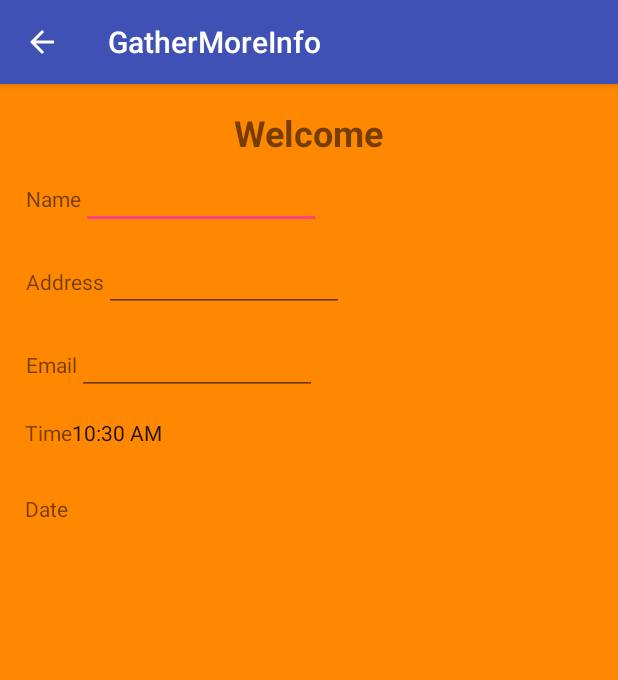
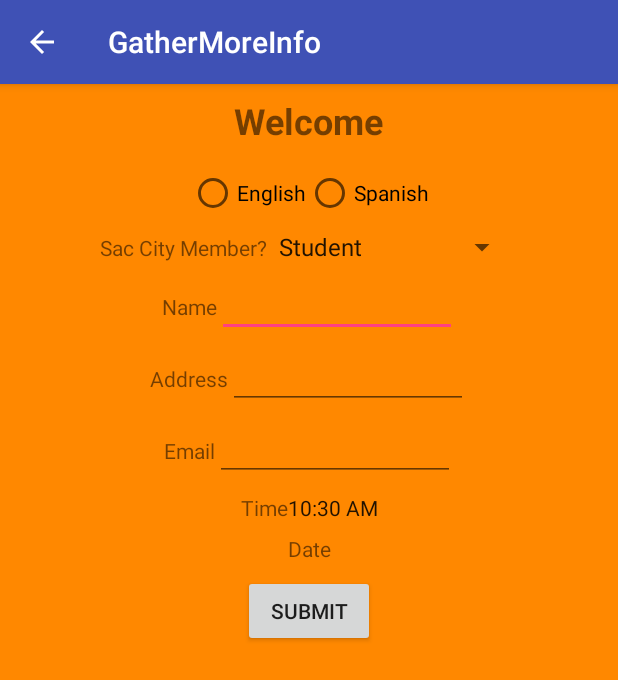
Before and after one commit to jyorkcar81/Portal_upgrade3, an Android app: the GatherMoreInfo screen opened directly, with no data from a screen before it, on a phone screen of 412 x 824 dp. Shown: the top 680 px of the screen. Run offline under Robolectric (Android 15) with nearby library versions, the phone set to English and light mode, and no system bars.

Commit message:
Upgrade 3

```diff
--- a/app/src/main/res/layout/more_info.xml
+++ b/app/src/main/res/layout/more_info.xml
@@ -12,15 +12,13 @@
         android:id="@+id/linearLayout3"
         android:layout_width="wrap_content"
         android:layout_height="wrap_content"
-        android:layout_marginEnd="8dp"
+        android:orientation="horizontal"
+        app:layout_constraintTop_toTopOf="parent"
+        android:layout_marginTop="8dp"
         android:layout_marginLeft="8dp"
+        app:layout_constraintLeft_toLeftOf="parent"
         android:layout_marginRight="8dp"
-        android:layout_marginStart="8dp"
-        android:layout_marginTop="16dp"
-        android:orientation="horizontal"
-        app:layout_constraintLeft_toLeftOf="parent"
-        app:layout_constraintRight_toRightOf="parent"
-        app:layout_constraintTop_toTopOf="parent">
+        app:layout_constraintRight_toRightOf="parent">
 
         <TextView
             android:id="@+id/textView5"
@@ -42,22 +40,79 @@
 
     </LinearLayout>
 
+    <RadioGroup
+        android:layout_width="wrap_content"
+        android:layout_height="wrap_content"
+        android:orientation="horizontal"
+        android:layout_marginLeft="8dp"
+        app:layout_constraintLeft_toLeftOf="parent"
+        android:layout_marginRight="8dp"
+        app:layout_constraintRight_toRightOf="parent"
+        android:layout_marginTop="16dp"
+        app:layout_constraintTop_toBottomOf="@+id/linearLayout3"
+        android:id="@+id/radioGroup2">
+
+        <RadioButton
+            android:id="@+id/radioButtonEnglish"
+            android:layout_width="wrap_content"
+            android:layout_height="wrap_content"
+            android:layout_weight="1"
+            android:text="@string/EnglishLanguage" />
+
+        <RadioButton
+            android:id="@+id/radioButtonSpanish"
+            android:layout_width="wrap_content"
+            android:layout_height="wrap_content"
+            android:layout_weight="1"
+            android:text="@string/SpanishLanguage" />
+
+    </RadioGroup>
+
+    <LinearLayout
+        android:layout_width="wrap_content"
+        android:layout_height="wrap_content"
+        android:orientation="horizontal"
+        android:layout_marginLeft="8dp"
+        app:layout_constraintLeft_toLeftOf="parent"
+        android:layout_marginRight="8dp"
+        app:layout_constraintRight_toRightOf="parent"
+        android:layout_marginTop="8dp"
+        app:layout_constraintTop_toBottomOf="@+id/radioGroup2"
+        android:id="@+id/linearLayout6">
+
+        <TextView
+            android:id="@+id/textView7"
+            android:layout_width="wrap_content"
+            android:layout_height="wrap_content"
+            android:layout_weight="1"
+            android:text="@string/membership"
+            tools:layout_editor_absoluteX="0dp"
+            tools:layout_editor_absoluteY="0dp" />
+
+        <Spinner
+            android:id="@+id/spinner"
+            android:layout_width="wrap_content"
+            android:layout_height="wrap_content"
+            android:layout_weight="1"
+            android:entries="@array/memberships"
+            tools:layout_editor_absoluteX="16dp"
+            tools:layout_editor_absoluteY="89dp" />
+
+    </LinearLayout>
+
     <LinearLayout
         android:id="@+id/linearLayout567"
         android:layout_width="wrap_content"
         android:layout_height="wrap_content"
-        android:layout_marginEnd="8dp"
-        android:layout_marginLeft="8dp"
-        android:layout_marginRight="8dp"
-        android:layout_marginStart="8dp"
-        android:layout_marginTop="8dp"
         android:layout_weight="1"
         android:orientation="horizontal"
         android:visibility="visible"
-        app:layout_constraintHorizontal_bias="0.048"
+        android:layout_marginLeft="8dp"
         app:layout_constraintLeft_toLeftOf="parent"
+        android:layout_marginRight="8dp"
         app:layout_constraintRight_toRightOf="parent"
-        app:layout_constraintTop_toBottomOf="@+id/linearLayout3">
+        android:layout_marginTop="8dp"
+        app:layout_constraintTop_toBottomOf="@+id/linearLayout6">
 
         <TextView
             android:id="@+id/textViewName"
@@ -83,17 +138,14 @@
         android:id="@+id/linearLayout2"
         android:layout_width="wrap_content"
         android:layout_height="wrap_content"
-        android:layout_marginEnd="8dp"
-        android:layout_marginLeft="8dp"
-        android:layout_marginRight="8dp"
-        android:layout_marginStart="8dp"
-        android:layout_marginTop="15dp"
         android:layout_weight="1"
         android:gravity="center"
         android:orientation="horizontal"
-        app:layout_constraintHorizontal_bias="0.052"
+        android:layout_marginLeft="8dp"
         app:layout_constraintLeft_toLeftOf="parent"
+        android:layout_marginRight="8dp"
         app:layout_constraintRight_toRightOf="parent"
+        android:layout_marginTop="8dp"
         app:layout_constraintTop_toBottomOf="@+id/linearLayout567">
 
         <TextView
@@ -118,14 +170,13 @@
         android:id="@+id/linearLayout4"
         android:layout_width="wrap_content"
         android:layout_height="wrap_content"
-        android:layout_marginLeft="8dp"
-        android:layout_marginRight="8dp"
-        android:layout_marginTop="15dp"
         android:layout_weight="1"
         android:orientation="horizontal"
-        app:layout_constraintHorizontal_bias="0.047"
+        android:layout_marginLeft="8dp"
         app:layout_constraintLeft_toLeftOf="parent"
+        android:layout_marginRight="8dp"
         app:layout_constraintRight_toRightOf="parent"
+        android:layout_marginTop="8dp"
         app:layout_constraintTop_toBottomOf="@+id/linearLayout2">
 
         <TextView
@@ -142,7 +193,7 @@
             android:layout_height="wrap_content"
             android:layout_weight="1"
             android:ems="10"
-            android:inputType="textPersonName"
+            android:inputType="textWebEmailAddress"
             android:textSize="14sp" />
 
     </LinearLayout>
@@ -151,14 +202,13 @@
         android:id="@+id/linearLayout5"
         android:layout_width="wrap_content"
         android:layout_height="wrap_content"
-        android:layout_marginLeft="8dp"
-        android:layout_marginRight="8dp"
-        android:layout_marginTop="15dp"
         android:layout_weight="1"
         android:orientation="horizontal"
-        app:layout_constraintHorizontal_bias="0.028"
+        android:layout_marginLeft="8dp"
         app:layout_constraintLeft_toLeftOf="parent"
+        android:layout_marginRight="8dp"
         app:layout_constraintRight_toRightOf="parent"
+        android:layout_marginTop="8dp"
         app:layout_constraintTop_toBottomOf="@+id/linearLayout4">
 
         <TextView
@@ -178,19 +228,15 @@
         android:id="@+id/linearLayout555Id"
         android:layout_width="wrap_content"
         android:layout_height="wrap_content"
-        android:layout_marginBottom="8dp"
-        android:layout_marginLeft="8dp"
-        android:layout_marginRight="8dp"
-        android:layout_marginTop="8dp"
         android:layout_weight="1"
         android:gravity="center"
         android:orientation="horizontal"
-        app:layout_constraintBottom_toBottomOf="parent"
-        app:layout_constraintHorizontal_bias="0.023"
+        android:layout_marginLeft="8dp"
         app:layout_constraintLeft_toLeftOf="parent"
+        android:layout_marginRight="8dp"
         app:layout_constraintRight_toRightOf="parent"
-        app:layout_constraintTop_toBottomOf="@+id/linearLayout5"
-        app:layout_constraintVertical_bias="0.047">
+        android:layout_marginTop="8dp"
+        app:layout_constraintTop_toBottomOf="@+id/linearLayout5">
 
         <TextView
             android:id="@+id/dateId"
@@ -211,4 +257,14 @@
 
     </LinearLayout>
 
+    <Button
+        android:id="@+id/buttonSubmit2"
+        android:layout_width="wrap_content"
+        android:layout_height="wrap_content"
+        android:layout_marginTop="8dp"
+        android:text="@string/submit"
+        app:layout_constraintLeft_toLeftOf="parent"
+        app:layout_constraintRight_toRightOf="parent"
+        app:layout_constraintTop_toBottomOf="@+id/linearLayout555Id" />
+
 </android.support.constraint.ConstraintLayout>
--- a/app/src/main/res/values/strings.xml
+++ b/app/src/main/res/values/strings.xml
@@ -41,4 +41,9 @@
 
     </string-array>
 
+    <string name="category">Category</string>
+    <string name="game">Game</string>
+
+    <string name="bio">Computer Information Science from UC Irvine.  Developing apps out of hobby.</string>
+
 </resources>
```
Also changed, not shown: app/src/main/res/layout/activity_personal.xml (+79 -1 lines), app/src/main/res/drawable/screenshot1.png (added).
